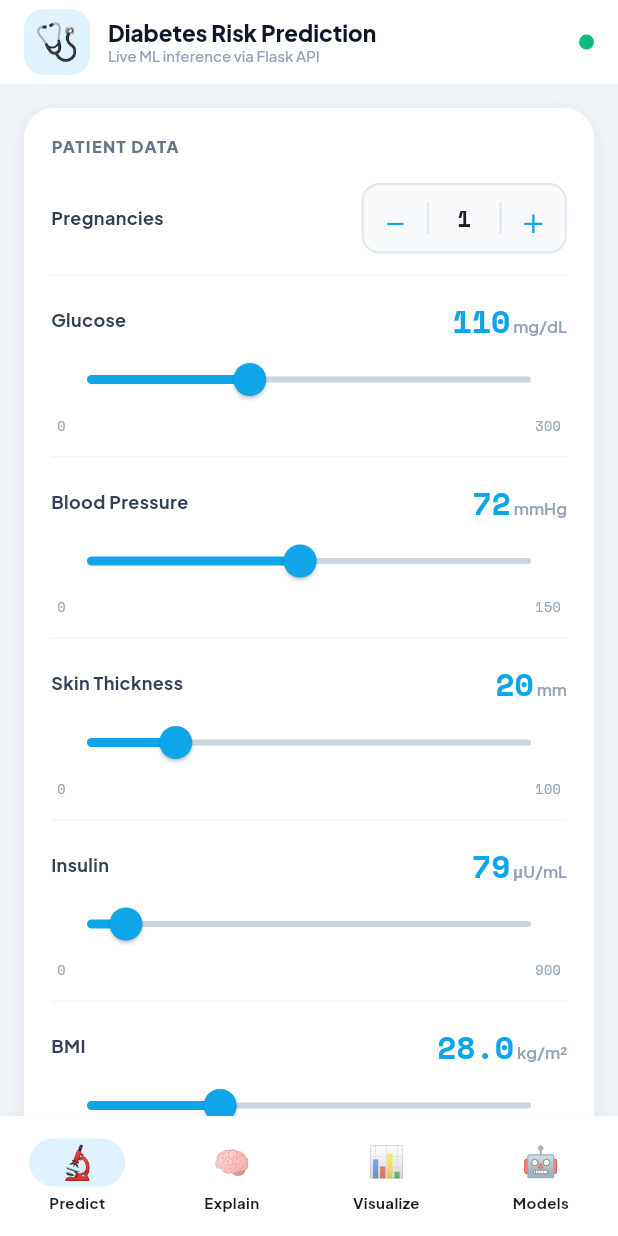
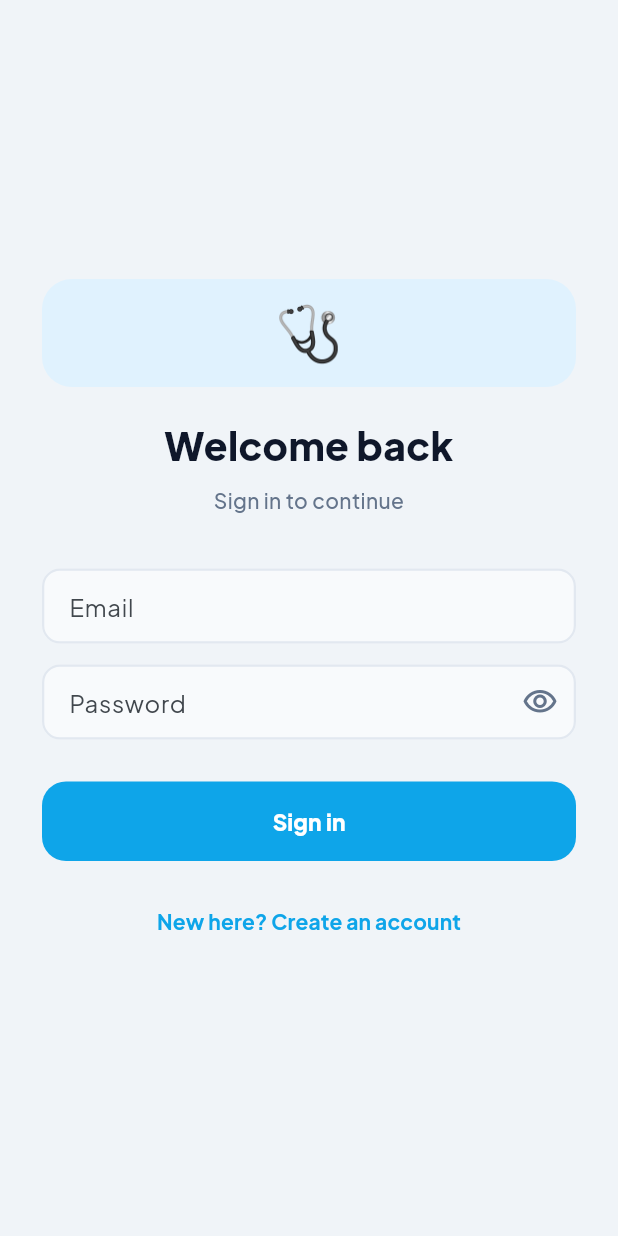
Before and after one commit to LakshanyaS/final-diabetes-risk-prediction, a Flutter app: the screen it shows after launch, on a phone screen of 412 x 824 dp. Run offline on Flutter 3.47's test engine with Material 3 defaults, Android fonts, the phone set to English and light mode, and no system bars; our stand-ins replace firebase_auth, firebase_core, fl_chart, google_fonts, pdf, printing; accounts and stored records are empty.

Commit message:
Add Firebase email auth, web support, and Python backend training setup.
Flutter: auth gate, google-services, Gradle Google Services plugin, firebase_options, assets folder, and ignore Gradle cache and local.properties. Python: config, preprocessing, requirements, and train pipeline fixes for SMOTE/SVC and dataset loading.

```diff
--- a/DiabetesFlutterApp/lib/main.dart
+++ b/DiabetesFlutterApp/lib/main.dart
@@ -1,41 +1,86 @@
+import 'package:firebase_auth/firebase_auth.dart';
+import 'package:firebase_core/firebase_core.dart';
 import 'package:flutter/material.dart';
 import 'package:flutter/services.dart';
 import 'package:google_fonts/google_fonts.dart';
+import 'firebase_options.dart';
 import 'utils/theme.dart';
+import 'screens/auth_screen.dart';
 import 'screens/predict_screen.dart';
 import 'screens/visualizations_screen.dart';
 import 'screens/models_screen.dart';
 import 'screens/explainability_screen.dart';
 
-void main() {
+Future<void> main() async {
   WidgetsFlutterBinding.ensureInitialized();
-  SystemChrome.setPreferredOrientations([DeviceOrientation.portraitUp]);
+
+  var firebaseEnabled = false;
+  try {
+    await Firebase.initializeApp(options: DefaultFirebaseOptions.currentPlatform);
+    firebaseEnabled = true;
+  } catch (e, _) {
+    debugPrint('Firebase unavailable — running without sign-in: $e');
+  }
+
+  await SystemChrome.setPreferredOrientations([DeviceOrientation.portraitUp]);
   SystemChrome.setSystemUIOverlayStyle(const SystemUiOverlayStyle(
     statusBarColor: Colors.transparent,
     statusBarIconBrightness: Brightness.dark,
     systemNavigationBarColor: Colors.white,
   ));
-  runApp(const DiabetesApp());
+  runApp(DiabetesApp(firebaseEnabled: firebaseEnabled));
 }
 
 class DiabetesApp extends StatelessWidget {
-  const DiabetesApp({super.key});
+  const DiabetesApp({super.key, required this.firebaseEnabled});
+
+  final bool firebaseEnabled;
+
   @override
   Widget build(BuildContext context) => MaterialApp(
-        title: 'Diabetes Risk AI',
-        debugShowCheckedModeBanner: false,
-        theme: appTheme(),
-        home: const _HomeScreen(),
-      );
+    title: 'Diabetes Risk AI',
+    debugShowCheckedModeBanner: false,
+    theme: appTheme(),
+    home: firebaseEnabled
+        ? const _AuthGate()
+        : const MainShell(showAccountMenu: false),
+  );
 }
 
-class _HomeScreen extends StatefulWidget {
-  const _HomeScreen();
+class _AuthGate extends StatelessWidget {
+  const _AuthGate();
+
   @override
-  State<_HomeScreen> createState() => _HomeScreenState();
+  Widget build(BuildContext context) {
+    return StreamBuilder<User?>(
+      stream: FirebaseAuth.instance.authStateChanges(),
+      builder: (context, snapshot) {
+        if (snapshot.connectionState == ConnectionState.waiting) {
+          return Scaffold(
+            backgroundColor: AppColors.bg,
+            body: const Center(child: CircularProgressIndicator()),
+          );
+        }
+        if (snapshot.hasData) {
+          return const MainShell(showAccountMenu: true);
+        }
+        return const AuthScreen();
+      },
+    );
+  }
 }
 
-class _HomeScreenState extends State<_HomeScreen> {
+class MainShell extends StatefulWidget {
+  const MainShell({super.key, this.showAccountMenu = true});
+
+  /// False when Firebase failed to start (e.g. desktop) — hides sign-out menu.
+  final bool showAccountMenu;
+
+  @override
+  State<MainShell> createState() => _MainShellState();
+}
+
+class _MainShellState extends State<MainShell> {
   int _idx = 0;
 
   // 4 screens — added Explainability
@@ -108,6 +153,40 @@ class _HomeScreenState extends State<_HomeScreen> {
             )),
             // API status indicator
             _ApiStatusDot(),
+            if (widget.showAccountMenu)
+              PopupMenuButton<String>(
+                icon: Icon(Icons.account_circle_outlined, color: AppColors.textMuted),
+                onSelected: (value) async {
+                  if (value == 'sign_out') {
+                    await FirebaseAuth.instance.signOut();
+                  }
+                },
+                itemBuilder: (context) => [
+                  PopupMenuItem(
+                    value: 'email',
+                    enabled: false,
+                    child: Text(
+                      FirebaseAuth.instance.currentUser?.email ?? '',
+                      style: GoogleFonts.plusJakartaSans(
+                        fontSize: 12,
+                        fontWeight: FontWeight.w600,
+                        color: AppColors.textSecondary,
+                      ),
+                    ),
+                  ),
+                  const PopupMenuDivider(),
+                  PopupMenuItem(
+                    value: 'sign_out',
+                    child: Text(
+                      'Sign out',
+                      style: GoogleFonts.plusJakartaSans(
+                        fontWeight: FontWeight.w700,
+                        color: AppColors.red,
+                      ),
+                    ),
+                  ),
+                ],
+              ),
           ]),
         ),
       ),
@@ -179,7 +258,7 @@ class _ApiStatusDotState extends State<_ApiStatusDot> {
     try {
       // Lightweight check — just try the health endpoint
       // Using the same base URL as api_service.dart
-      final client = Uri.parse('http://10.0.2.2:5000/health');
+      final _ = Uri.parse('http://10.0.2.2:5000/health');
       // We can't import http here cleanly without circular deps,
       // so we use ApiService
       return true;
--- /dev/null
+++ b/DiabetesFlutterApp/lib/screens/auth_screen.dart
@@ -0,0 +1,215 @@
+import 'package:firebase_auth/firebase_auth.dart';
+import 'package:flutter/material.dart';
+import 'package:google_fonts/google_fonts.dart';
+
+import '../utils/theme.dart';
+
+class AuthScreen extends StatefulWidget {
+  const AuthScreen({super.key});
+
+  @override
+  State<AuthScreen> createState() => _AuthScreenState();
+}
+
+class _AuthScreenState extends State<AuthScreen> {
+  final _formKey = GlobalKey<FormState>();
+  final _email = TextEditingController();
+  final _password = TextEditingController();
+  bool _obscure = true;
+  bool _registerMode = false;
+  bool _busy = false;
+
+  @override
+  void dispose() {
+    _email.dispose();
+    _password.dispose();
+    super.dispose();
+  }
+
+  Future<void> _submit() async {
+    if (!_formKey.currentState!.validate()) return;
+    setState(() => _busy = true);
+    try {
+      final auth = FirebaseAuth.instance;
+      if (_registerMode) {
+        await auth.createUserWithEmailAndPassword(
+          email: _email.text.trim(),
+          password: _password.text,
+        );
+      } else {
+        await auth.signInWithEmailAndPassword(
+          email: _email.text.trim(),
+          password: _password.text,
+        );
+      }
+    } on FirebaseAuthException catch (e) {
+      if (!mounted) return;
+      ScaffoldMessenger.of(context).showSnackBar(
+        SnackBar(content: Text(_mapAuthError(e))),
+      );
+    } catch (_) {
+      if (!mounted) return;
+      ScaffoldMessenger.of(context).showSnackBar(
+        const SnackBar(content: Text('Something went wrong. Try again.')),
+      );
+    } finally {
+      if (mounted) setState(() => _busy = false);
+    }
+  }
+
+  static String _mapAuthError(FirebaseAuthException e) {
+    switch (e.code) {
+      case 'invalid-email':
+        return 'That email address looks invalid.';
+      case 'user-disabled':
+        return 'This account has been disabled.';
+      case 'user-not-found':
+      case 'wrong-password':
+      case 'invalid-credential':
+        return 'Incorrect email or password.';
+      case 'email-already-in-use':
+        return 'An account already exists for this email.';
+      case 'weak-password':
+        return 'Password should be at least 6 characters.';
+      default:
+        return e.message ?? 'Authentication failed.';
+    }
+  }
+
+  @override
+  Widget build(BuildContext context) {
+    return Scaffold(
+      body: SafeArea(
+        child: Center(
+          child: SingleChildScrollView(
+            padding: const EdgeInsets.symmetric(horizontal: 28),
+            child: Form(
+              key: _formKey,
+              child: Column(
+                mainAxisAlignment: MainAxisAlignment.center,
+                crossAxisAlignment: CrossAxisAlignment.stretch,
+                children: [
+                  Container(
+                    width: 72,
+                    height: 72,
+                    decoration: BoxDecoration(
+                      color: AppColors.accentBg,
+                      borderRadius: BorderRadius.circular(20),
+                    ),
+                    child:
+                        const Center(child: Text('🩺', style: TextStyle(fontSize: 36))),
+                  ),
+                  const SizedBox(height: 20),
+                  Text(
+                    _registerMode ? 'Create account' : 'Welcome back',
+                    textAlign: TextAlign.center,
+                    style: GoogleFonts.plusJakartaSans(
+                      fontSize: 26,
+                      fontWeight: FontWeight.w800,
+                      color: AppColors.textPrimary,
+                    ),
+                  ),
+                  const SizedBox(height: 8),
+                  Text(
+                    _registerMode
+                        ? 'Sign up to use Diabetes Risk AI'
+                        : 'Sign in to continue',
+                    textAlign: TextAlign.center,
+                    style: GoogleFonts.plusJakartaSans(
+                      fontSize: 14,
+                      fontWeight: FontWeight.w500,
+                      color: AppColors.textMuted,
+                    ),
+                  ),
+                  const SizedBox(height: 36),
+                  TextFormField(
+                    controller: _email,
+                    keyboardType: TextInputType.emailAddress,
+                    autocorrect: false,
+                    textInputAction: TextInputAction.next,
+                    decoration: const InputDecoration(
+                      labelText: 'Email',
+                      hintText: 'you@example.com',
+                    ),
+                    validator: (v) {
+                      final s = v?.trim() ?? '';
+                      if (s.isEmpty) return 'Enter your email';
+                      if (!s.contains('@')) return 'Enter a valid email';
+                      return null;
+                    },
+                  ),
+                  const SizedBox(height: 14),
+                  TextFormField(
+                    controller: _password,
+                    obscureText: _obscure,
+                    textInputAction: TextInputAction.done,
+                    onFieldSubmitted: (_) => _busy ? null : _submit(),
+                    decoration: InputDecoration(
+                      labelText: 'Password',
+                      suffixIcon: IconButton(
+                        icon: Icon(
+                          _obscure ? Icons.visibility_outlined : Icons.visibility_off_outlined,
+                          color: AppColors.textMuted,
+                        ),
+                        onPressed: () => setState(() => _obscure = !_obscure),
+                      ),
+                    ),
+                    validator: (v) {
+                      if ((v ?? '').length < 6) {
+                        return 'At least 6 characters';
+                      }
+                      return null;
+                    },
+                  ),
+                  const SizedBox(height: 28),
+                  FilledButton(
+                    onPressed: _busy ? null : _submit,
+                    style: FilledButton.styleFrom(
+                      backgroundColor: AppColors.accent,
+                      foregroundColor: Colors.white,
+                      padding: const EdgeInsets.symmetric(vertical: 16),
+                      shape: RoundedRectangleBorder(
+                        borderRadius: BorderRadius.circular(16),
+                      ),
+                    ),
+                    child: _busy
+                        ? const SizedBox(
+                            height: 22,
+                            width: 22,
+                            child: CircularProgressIndicator(
+                              strokeWidth: 2.5,
+                              color: Colors.white,
+                            ),
+                          )
+                        : Text(
+                            _registerMode ? 'Create account' : 'Sign in',
+                            style: GoogleFonts.plusJakartaSans(
+                              fontSize: 15,
+                              fontWeight: FontWeight.w800,
+                            ),
+                          ),
+                  ),
+                  const SizedBox(height: 16),
+                  TextButton(
+                    onPressed: _busy
+                        ? null
+                        : () => setState(() => _registerMode = !_registerMode),
+                    child: Text(
+                      _registerMode
+                          ? 'Already have an account? Sign in'
+                          : 'New here? Create an account',
+                      style: GoogleFonts.plusJakartaSans(
+                        fontWeight: FontWeight.w700,
+                        color: AppColors.accent,
+                      ),
+                    ),
+                  ),
+                ],
+              ),
+            ),
+          ),
+        ),
+      ),
+    );
+  }
+}
--- a/DiabetesFlutterApp/pubspec.yaml
+++ b/DiabetesFlutterApp/pubspec.yaml
@@ -23,6 +23,8 @@ dependencies:
   # File & share
   path_provider: ^2.1.3
   share_plus: ^9.0.0
+  firebase_core: ^3.4.0
+  firebase_auth: ^5.2.0
 
 dev_dependencies:
   flutter_test:
```
Also changed, not shown: DiabetesFlutterApp/analysis_options.yaml (added, +28 -0 lines), python_backend/requirements.txt (added, +8 -0 lines), DiabetesFlutterApp/lib/firebase_options.dart (added), DiabetesFlutterApp/pubspec.lock, 25 other files.
